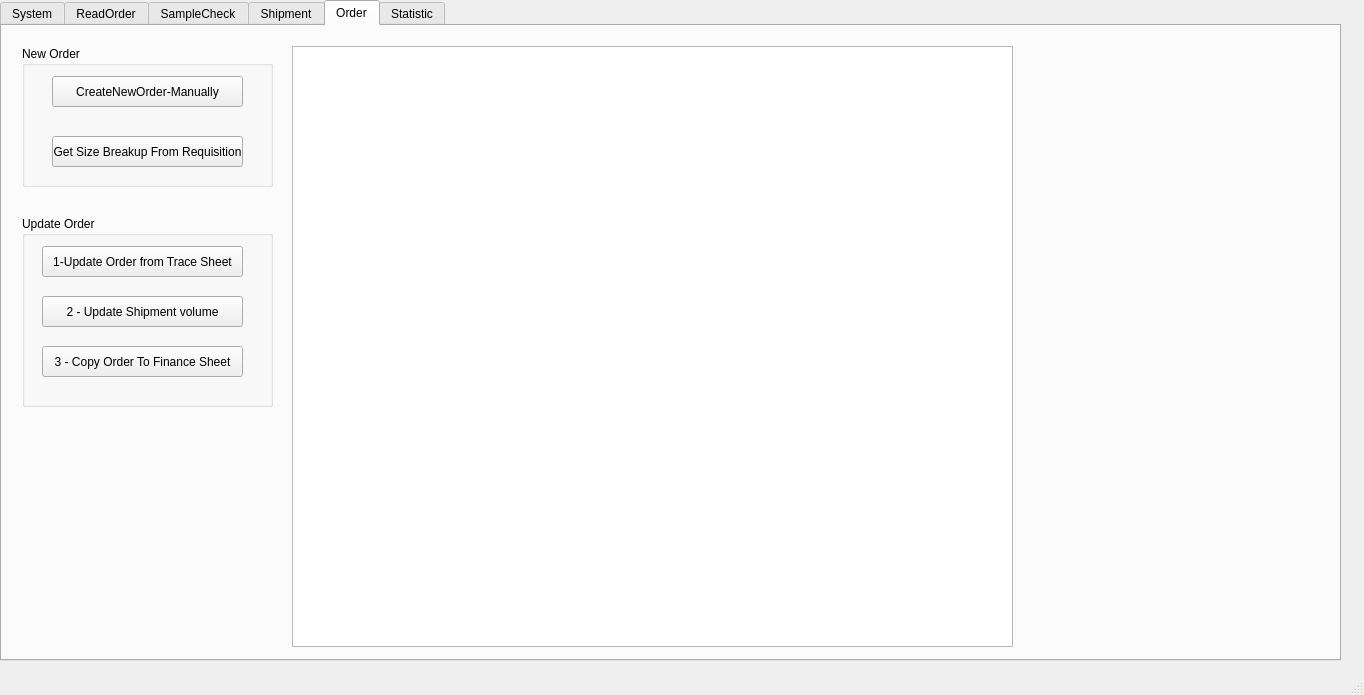
GdRaymond/TISProduction, file TISDesk/TIS_mainwindow.ui: the form before one commit.
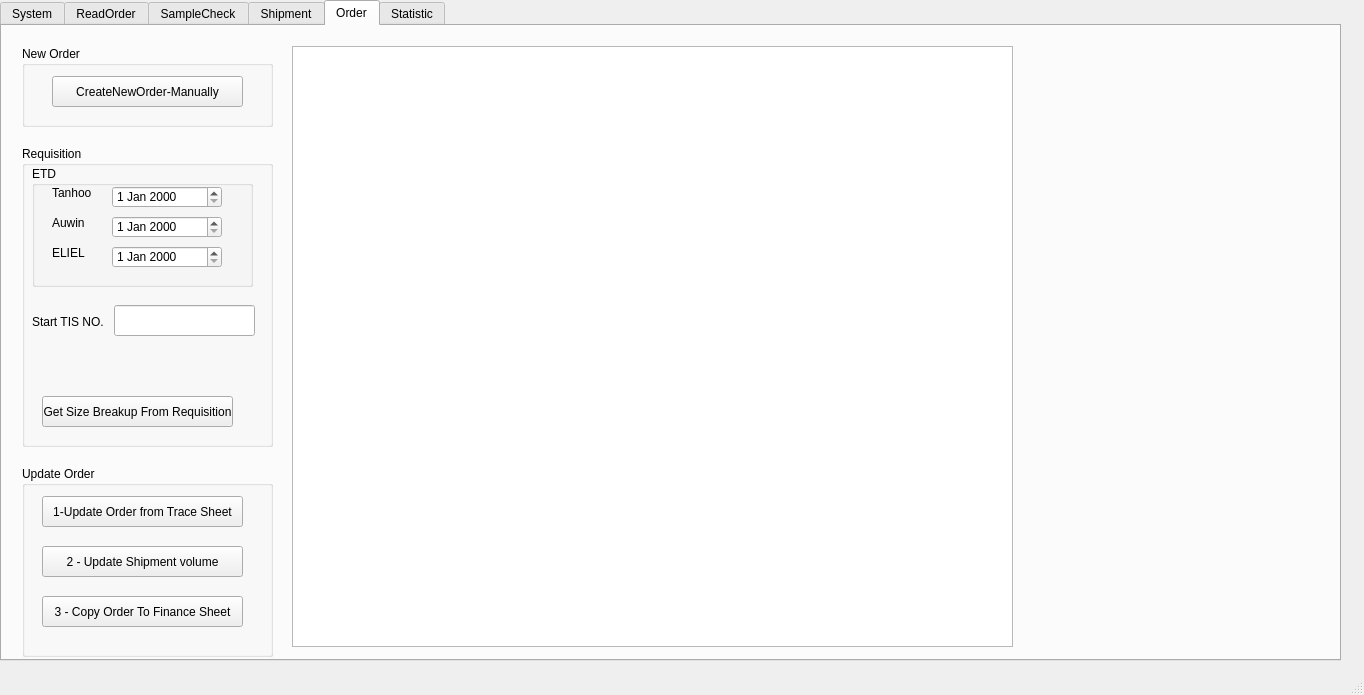
The form after the commit. The open tabs and pages were chosen to show the change. Icons and pictures are not drawn.

Commit message: add requisitoin date and improve

Patch:
```diff
--- a/TISDesk/TIS_mainwindow.ui
+++ b/TISDesk/TIS_mainwindow.ui
@@ -870,7 +870,7 @@
         <x>20</x>
         <y>20</y>
         <width>251</width>
-        <height>141</height>
+        <height>81</height>
        </rect>
       </property>
       <property name="title">
@@ -889,51 +889,12 @@
         <string>CreateNewOrder-Manually</string>
        </property>
       </widget>
-      <widget class="QGroupBox" name="groupBox_8">
-       <property name="geometry">
-        <rect>
-         <x>160</x>
-         <y>160</y>
-         <width>251</width>
-         <height>161</height>
-        </rect>
-       </property>
-       <property name="title">
-        <string>New Order</string>
-       </property>
-       <widget class="QPushButton" name="btn_new_order_2">
-        <property name="geometry">
-         <rect>
-          <x>30</x>
-          <y>30</y>
-          <width>191</width>
-          <height>23</height>
-         </rect>
-        </property>
-        <property name="text">
-         <string>CreateNewOrder-Manually</string>
-        </property>
-       </widget>
-      </widget>
-      <widget class="QPushButton" name="btnRequisition">
-       <property name="geometry">
-        <rect>
-         <x>30</x>
-         <y>90</y>
-         <width>191</width>
-         <height>31</height>
-        </rect>
-       </property>
-       <property name="text">
-        <string>Get Size Breakup From Requisition</string>
-       </property>
-      </widget>
      </widget>
      <widget class="QGroupBox" name="groupBox_9">
       <property name="geometry">
        <rect>
         <x>20</x>
-        <y>190</y>
+        <y>440</y>
         <width>251</width>
         <height>191</height>
        </rect>
@@ -991,6 +952,142 @@
        </rect>
       </property>
      </widget>
+     <widget class="QGroupBox" name="groupBox_8">
+      <property name="geometry">
+       <rect>
+        <x>20</x>
+        <y>120</y>
+        <width>251</width>
+        <height>301</height>
+       </rect>
+      </property>
+      <property name="title">
+       <string>Requisition</string>
+      </property>
+      <widget class="QPushButton" name="btnRequisition">
+       <property name="geometry">
+        <rect>
+         <x>20</x>
+         <y>250</y>
+         <width>191</width>
+         <height>31</height>
+        </rect>
+       </property>
+       <property name="text">
+        <string>Get Size Breakup From Requisition</string>
+       </property>
+      </widget>
+      <widget class="QGroupBox" name="groupBox_10">
+       <property name="geometry">
+        <rect>
+         <x>10</x>
+         <y>20</y>
+         <width>221</width>
+         <height>121</height>
+        </rect>
+       </property>
+       <property name="title">
+        <string>ETD</string>
+       </property>
+       <widget class="QDateEdit" name="dateE_Req_Tanhoo">
+        <property name="geometry">
+         <rect>
+          <x>80</x>
+          <y>20</y>
+          <width>110</width>
+          <height>22</height>
+         </rect>
+        </property>
+       </widget>
+       <widget class="QLabel" name="label_14">
+        <property name="geometry">
+         <rect>
+          <x>20</x>
+          <y>20</y>
+          <width>47</width>
+          <height>13</height>
+         </rect>
+        </property>
+        <property name="text">
+         <string>Tanhoo</string>
+        </property>
+       </widget>
+       <widget class="QDateEdit" name="dateE_Req_Auwin">
+        <property name="geometry">
+         <rect>
+          <x>80</x>
+          <y>50</y>
+          <width>110</width>
+          <height>22</height>
+         </rect>
+        </property>
+       </widget>
+       <widget class="QLabel" name="label_15">
+        <property name="geometry">
+         <rect>
+          <x>20</x>
+          <y>50</y>
+          <width>47</width>
+          <height>13</height>
+         </rect>
+        </property>
+        <property name="text">
+         <string>Auwin</string>
+        </property>
+       </widget>
+       <widget class="QLabel" name="label_16">
+        <property name="geometry">
+         <rect>
+          <x>20</x>
+          <y>80</y>
+          <width>47</width>
+          <height>13</height>
+         </rect>
+        </property>
+        <property name="text">
+         <string>ELIEL</string>
+        </property>
+       </widget>
+       <widget class="QDateEdit" name="dateE_Req_ELIEL">
+        <property name="geometry">
+         <rect>
+          <x>80</x>
+          <y>80</y>
+          <width>110</width>
+          <height>22</height>
+         </rect>
+        </property>
+       </widget>
+      </widget>
+      <widget class="QLineEdit" name="lineE_Req_TISNO">
+       <property name="geometry">
+        <rect>
+         <x>92</x>
+         <y>159</y>
+         <width>141</width>
+         <height>31</height>
+        </rect>
+       </property>
+      </widget>
+      <widget class="QLabel" name="label_17">
+       <property name="geometry">
+        <rect>
+         <x>10</x>
+         <y>160</y>
+         <width>71</width>
+         <height>31</height>
+        </rect>
+       </property>
+       <property name="text">
+        <string>Start TIS NO.</string>
+       </property>
+      </widget>
+     </widget>
+     <zorder>groupBox_8</zorder>
+     <zorder>groupBox_6</zorder>
+     <zorder>groupBox_9</zorder>
+     <zorder>textBrowser</zorder>
+     <zorder>groupBox_10</zorder>
     </widget>
     <widget class="QWidget" name="tab_4">
      <attribute name="title">
```
Left out of the diff: 2 changed lines with no effect on the pictures. The commit also changes 5 other files.
